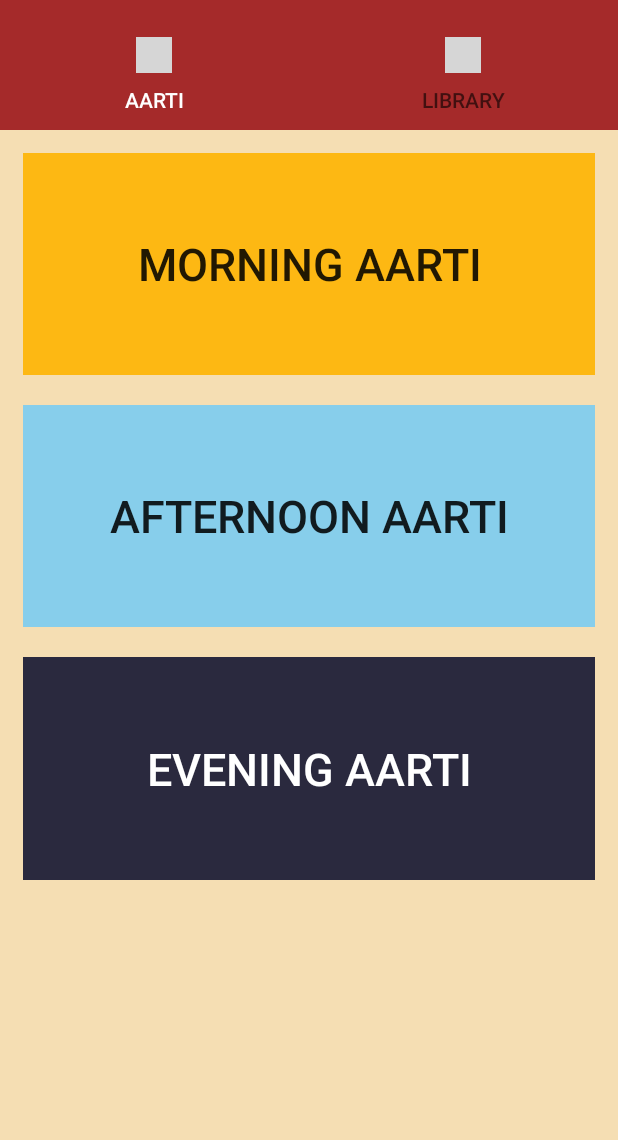
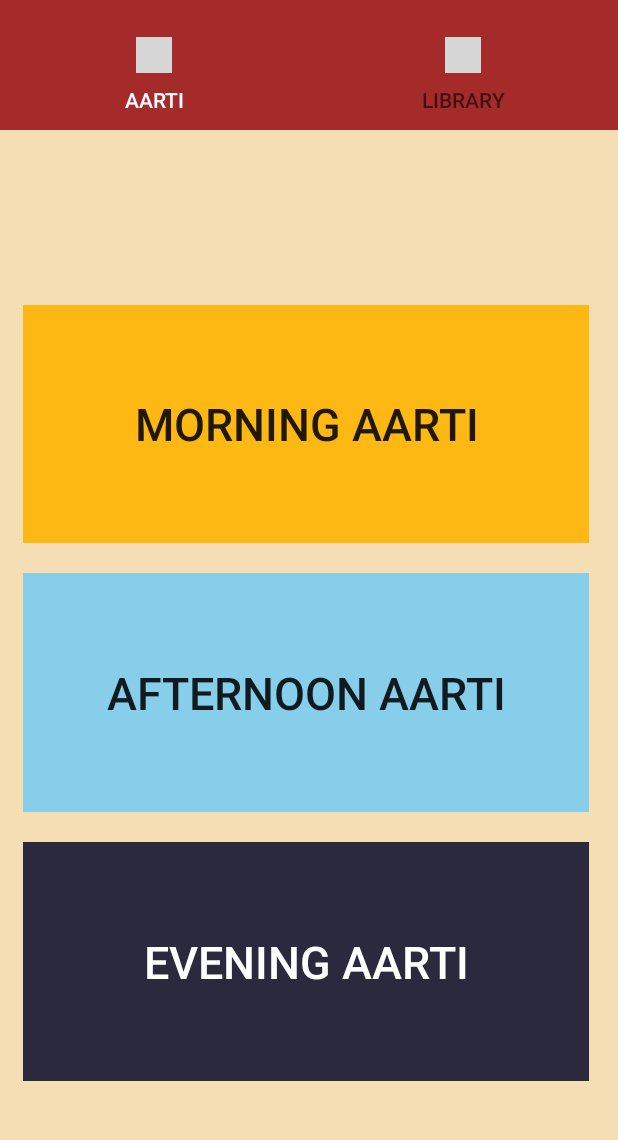
Before and after one commit to priyamshah112/aartimusicapp, an Android app: the MainActivity screen opened directly, with no data from a screen before it, on a phone screen of 412 x 824 dp, the part 62-1202 px from its top. Run offline under Robolectric (Android 15) with nearby library versions, the phone set to English and light mode, and no system bars; our stand-ins replace AdMob; libraries missing offline, so code that uses them is left out: com.karumi.dexter; 6 statements that could not run were skipped; grey boxes are pictures that could not be loaded.

Commit message:
pre-final

```diff
--- a/app/src/main/res/layout/activity_main.xml
+++ b/app/src/main/res/layout/activity_main.xml
@@ -59,14 +59,14 @@
 
     <androidx.viewpager.widget.ViewPager
         android:id="@+id/pager"
-        android:layout_width="match_parent"
-        android:layout_height="515dp"
+        android:layout_width="408dp"
+        android:layout_height="548dp"
         app:layout_constraintBottom_toTopOf="@+id/adView"
         app:layout_constraintEnd_toEndOf="parent"
         app:layout_constraintHorizontal_bias="0.0"
         app:layout_constraintStart_toStartOf="parent"
         app:layout_constraintTop_toBottomOf="@+id/tabLayout"
-        app:layout_constraintVertical_bias="0.0">
+        app:layout_constraintVertical_bias="0.705">
 
     </androidx.viewpager.widget.ViewPager>
 
--- a/app/src/main/res/layout/activity_player.xml
+++ b/app/src/main/res/layout/activity_player.xml
@@ -66,12 +66,12 @@
         android:id="@+id/totalTime"
         android:layout_width="wrap_content"
         android:layout_height="wrap_content"
-        android:layout_marginEnd="8dp"
-        android:layout_marginRight="8dp"
+        android:layout_marginEnd="10dp"
         android:text="05:00"
         app:layout_constraintBottom_toBottomOf="@+id/mSeekBar"
         app:layout_constraintEnd_toEndOf="parent"
-        app:layout_constraintTop_toTopOf="@+id/mSeekBar" />
+        app:layout_constraintTop_toTopOf="@+id/mSeekBar"
+        app:layout_constraintVertical_bias="0.0" />
 
     <ImageView
         android:id="@+id/playIcon"
```
